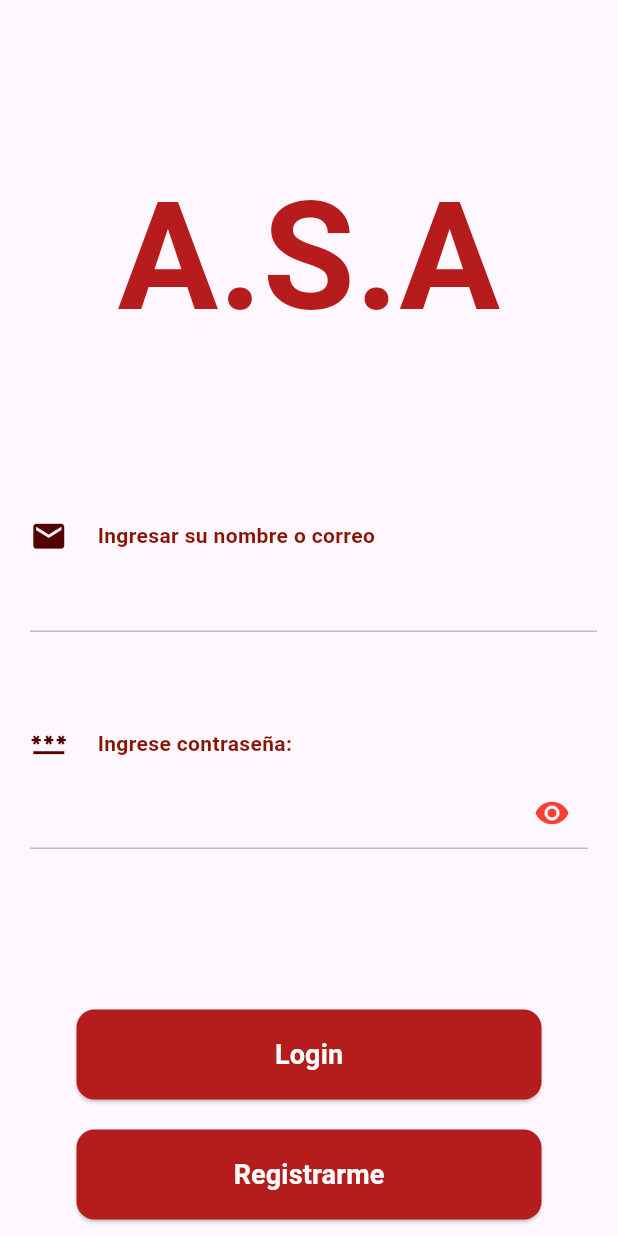
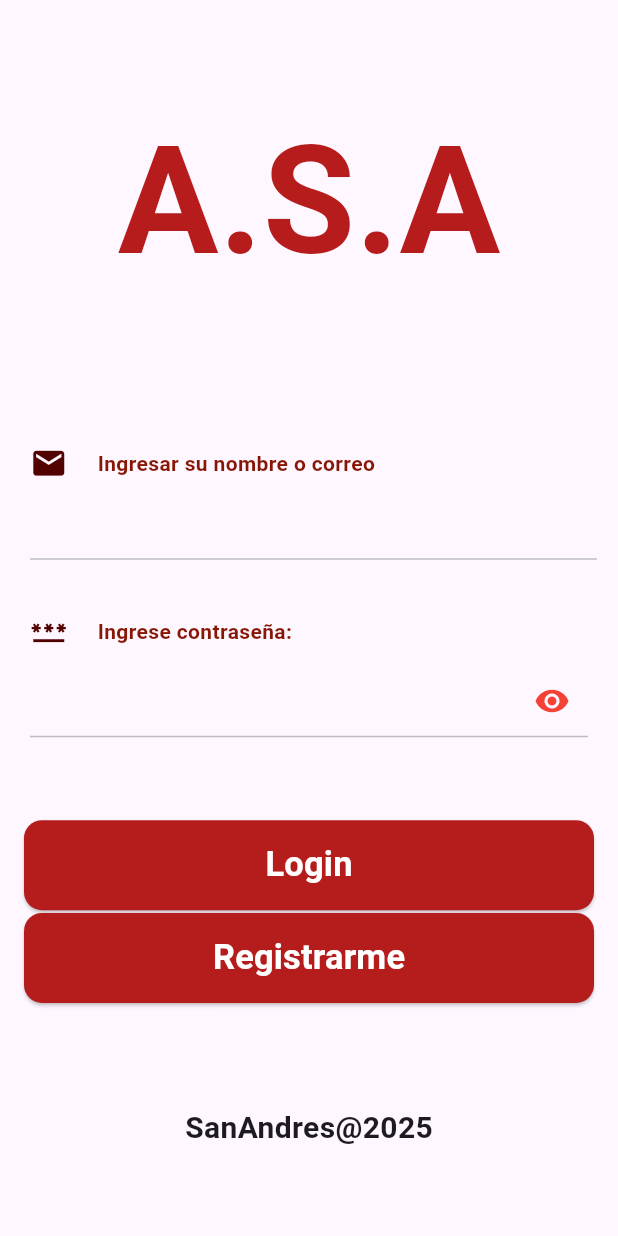
Before and after one commit to LuisCalleLazo/SanAndres_Mobile, a Flutter app: the screen it shows after launch, on a phone screen of 412 x 824 dp. Run offline on Flutter 3.47's test engine with Material 3 defaults, Android fonts, the phone set to English and light mode, and no system bars; our stand-ins replace dio, flutter_dotenv, flutter_secure_storage, go_router, google_fonts, image_picker and 3 more; missing offline and left inert: flutter_pdfview.

Commit message:
Add Change Size Login

```diff
--- a/lib/presentation/pages/auth/login_page.dart
+++ b/lib/presentation/pages/auth/login_page.dart
@@ -21,63 +21,71 @@ class _LoginPageState extends State<LoginPage> {
     DateTime now = DateTime.now();
     String dateNow = now.year.toString();
     return Scaffold(
-      body: ListView(
+      body: SingleChildScrollView(
+        child: SizedBox(
+          height: MediaQuery.of(context).size.height,
+          child: Column(
+            mainAxisAlignment: MainAxisAlignment.spaceAround,
             children: [
-          Padding(
-            padding: const EdgeInsets.symmetric(vertical: 100),
+              SizedBox(
+                height: MediaQuery.of(context).size.height * 0.30,
+                child: Center(
                   child: Text(
                     "A.S.A",
-              textAlign: TextAlign.center,
                     style: TextStyle(
                       fontSize: 100,
                       fontWeight: FontWeight.bold,
-                color: Colors.red[900]
+                      color: Colors.red[900],
                     ),
                   ),
                 ),
-
-          // todo: INPUTS de LOGIN
+              ),
+              SizedBox(
+                height: MediaQuery.of(context).size.height * 0.30,
+                child: Column(
+                  mainAxisAlignment: MainAxisAlignment.spaceAround,
+                  children: [
                     InputDefault(
                       label: "Ingresar su nombre o correo",
                       controller: emailController,
                       icon: Icons.mail,
                       value: emailController.text,
                     ),
-          const SizedBox(height: 60),
                     InputPass(
                       controller: passwordController,
                     ),
-          const SizedBox(height: 90),
-          // todo: Boton de Login y de register
+                  ],
+                ),
+              ),
+              SizedBox(
+                height: MediaQuery.of(context).size.height * 0.15,
+                child: Column(
+                  mainAxisAlignment: MainAxisAlignment.spaceAround,
+                  children: [
                     BtnTextDefault(
                       text: "Login",
                       color: const Color.fromARGB(255, 181, 28, 28),
-            width: (MediaQuery.of(context).size.width) - 150,
+                      width: (MediaQuery.of(context).size.width) - 80,
+                      maxWidth: (MediaQuery.of(context).size.width) - 30,
                       onPressed: () async {
                         context.push('/home');
-              // final authContext = Provider.of<AuthProvider>(
-              //   context,
-              //   listen: false,
-              // );
-              // await authContext.login(
-              //   emailController.text,
-              //   passwordController.text,
-              //   context,
-              // );
                       },
                     ),
-          const SizedBox(height: 20),
                     BtnTextDefault(
                       text: "Registrarme",
                       color: const Color.fromARGB(255, 181, 28, 28),
-            width: (MediaQuery.of(context).size.width) - 150,
+                      width: (MediaQuery.of(context).size.width) - 80,
+                      maxWidth: (MediaQuery.of(context).size.width) - 30,
                       onPressed: () {
                         context.push('/auth/register');
                       },
                     ),
-          const SizedBox(height: 50),
-          // Datos de empresa
-          Center(
+                  ],
+                ),
+              ),
+              SizedBox(
+                height: MediaQuery.of(context).size.height * 0.15,
+                child: Center(
                   child: Text(
                     'SanAndres@$dateNow',
                     style: const TextStyle(
@@ -86,7 +94,10 @@ class _LoginPageState extends State<LoginPage> {
                     ),
                   ),
                 ),
+              ),
             ],
+          ),
+        ),
       ),
     );
   }
--- a/lib/presentation/widgets/buttons/btn_text_default.dart
+++ b/lib/presentation/widgets/buttons/btn_text_default.dart
@@ -17,7 +17,7 @@ class BtnTextDefault extends StatelessWidget {
     required this.onPressed,
     this.width = 300.0,
     this.heigth = 60,
-    this.fontSize = 18,
+    this.fontSize = 23,
     this.color = Colors.red,
     this.minWidth = 200.0,
     this.maxWidth = 350.0,
```
Lines whose indentation alone changed are shown as unchanged.
